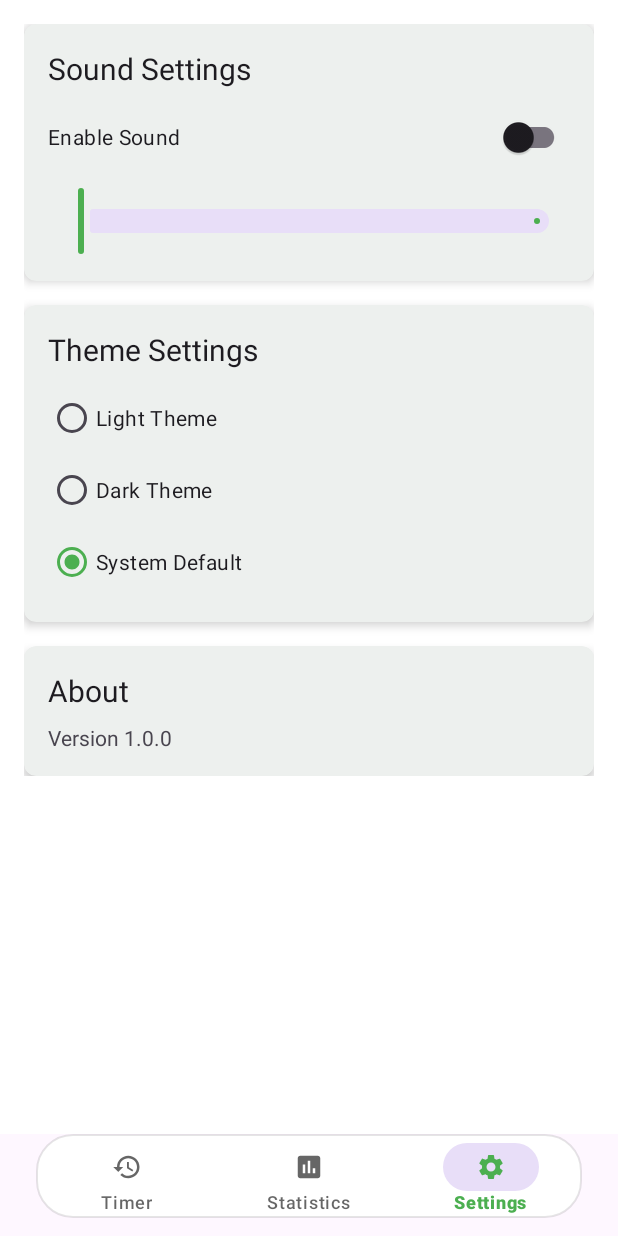
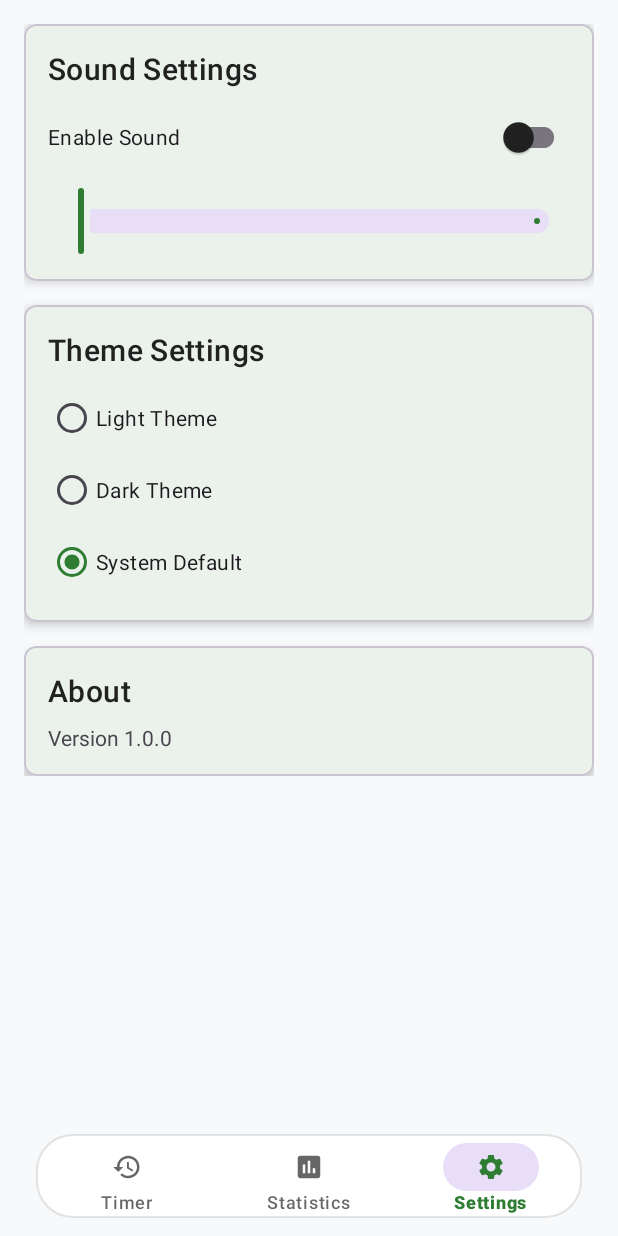
Before and after one commit to double-in/focus_time, an Android app: the SettingsFragment screen opened through its navigation route, on a phone screen of 412 x 824 dp. Run offline under Robolectric (Android 15) with nearby library versions, the light colour scheme and no system bars; our stand-ins replace Dagger/Hilt's generated code, navigation-ui; 3 statements that could not run were skipped.

Commit message:
style: improve theme visual effects for both light and dark modes

```diff
--- a/app/src/main/res/values-night/colors.xml
+++ b/app/src/main/res/values-night/colors.xml
@@ -1,19 +1,24 @@
 <?xml version="1.0" encoding="utf-8"?>
 <resources>
-    <color name="primary">@color/dark_primary</color>
-    <color name="primary_dark">@color/dark_primary_dark</color>
-    <color name="fragment_background">@color/dark_background</color>
-    <color name="bottom_nav_background">@color/dark_surface</color>
-    <color name="bottom_nav_selected">@color/dark_primary</color>
-    <color name="bottom_nav_unselected">#99FFFFFF</color>
+    <color name="primary">#80CBC4</color>
+    <color name="primary_variant">#4F9A94</color>
+    <color name="secondary">#B2DFDB</color>
+    <color name="secondary_variant">#82ABA6</color>
 
-    <color name="text_primary">@color/dark_text_primary</color>
-    <color name="text_secondary">@color/dark_text_secondary</color>
-    <color name="text_hint">#80FFFFFF</color>
+    <color name="background">#121212</color>
+    <color name="surface">#1E1E1E</color>
+    <color name="card_background">#242424</color>
 
-    <color name="progress_track">#1FFFFFFF</color>
-    <color name="progress_indicator">@color/dark_primary</color>
+    <color name="on_primary">#000000</color>
+    <color name="on_secondary">#000000</color>
+    <color name="on_background">#E0E0E0</color>
+    <color name="on_surface">#E0E0E0</color>
 
-    <color name="card_background">@color/dark_card</color>
+    <color name="text_primary">#E0E0E0</color>
+    <color name="text_secondary">#B0B0B0</color>
+    <color name="text_hint">#808080</color>
+
+    <color name="fragment_background">@color/background</color>
+    <color name="bottom_nav_background">#1A1A1A</color>
     <color name="card_stroke">#1FFFFFFF</color>
 </resources>
--- a/app/src/main/res/values-night/styles.xml
+++ b/app/src/main/res/values-night/styles.xml
@@ -1,41 +1,51 @@
 <?xml version="1.0" encoding="utf-8"?>
 <resources>
-    <style name="Theme.FocusTimer" parent="Theme.Material3.DayNight.NoActionBar">
+    <style name="AppTheme" parent="Theme.MaterialComponents.DayNight.NoActionBar">
+        <item name="colorPrimary">@color/primary</item>
+        <item name="colorPrimaryVariant">@color/primary_variant</item>
+        <item name="colorSecondary">@color/secondary</item>
+        <item name="colorSecondaryVariant">@color/secondary_variant</item>
+
+        <item name="android:colorBackground">@color/background</item>
+        <item name="colorSurface">@color/surface</item>
+
+        <item name="colorOnPrimary">@color/on_primary</item>
+        <item name="colorOnSecondary">@color/on_secondary</item>
+        <item name="colorOnBackground">@color/on_background</item>
+        <item name="colorOnSurface">@color/on_surface</item>
+
+        <item name="android:textColorPrimary">@color/text_primary</item>
+        <item name="android:textColorSecondary">@color/text_secondary</item>
+        <item name="android:textColorHint">@color/text_hint</item>
+
+        <item name="android:statusBarColor">@color/background</item>
+        <item name="android:navigationBarColor">@color/bottom_nav_background</item>
         <item name="android:windowLightStatusBar">false</item>
         <item name="android:windowLightNavigationBar">false</item>
-        <item name="android:statusBarColor">@color/dark_background</item>
-        <item name="android:navigationBarColor">@color/dark_background</item>
-        <item name="android:colorBackground">@color/dark_background</item>
-        <item name="colorSurface">@color/dark_surface</item>
-        <item name="android:textColorPrimary">@color/dark_text_primary</item>
-        <item name="android:textColorSecondary">@color/dark_text_secondary</item>
-        <item name="colorPrimary">@color/dark_primary</item>
-        <item name="colorOnPrimary">@color/dark_background</item>
-        <item name="colorSecondary">@color/dark_primary</item>
-        <item name="colorOnSecondary">@color/dark_background</item>
     </style>
 
-    <style name="Widget.App.CardView" parent="Widget.Material3.CardView.Elevated">
-        <item name="cardBackgroundColor">@color/dark_card</item>
+    <style name="CardStyle">
+        <item name="cardBackgroundColor">@color/card_background</item>
+        <item name="cardCornerRadius">12dp</item>
         <item name="cardElevation">2dp</item>
-        <item name="cardCornerRadius">12dp</item>
-        <item name="strokeColor">@color/card_stroke</item>
-        <item name="strokeWidth">1dp</item>
+        <item name="contentPadding">16dp</item>
+        <item name="android:layout_marginBottom">16dp</item>
     </style>
 
-    <style name="TextAppearance.App.Headline5" parent="TextAppearance.Material3.HeadlineMedium">
-        <item name="android:textColor">@color/dark_text_primary</item>
+    <style name="TextAppearance.Stats.Title" parent="TextAppearance.MaterialComponents.Headline6">
+        <item name="android:textColor">@color/text_primary</item>
+        <item name="android:textSize">20sp</item>
+        <item name="android:textStyle">bold</item>
     </style>
 
-    <style name="TextAppearance.App.Headline6" parent="TextAppearance.Material3.HeadlineSmall">
-        <item name="android:textColor">@color/dark_text_primary</item>
+    <style name="TextAppearance.Stats.Value" parent="TextAppearance.MaterialComponents.Body1">
+        <item name="android:textColor">@color/primary</item>
+        <item name="android:textSize">18sp</item>
+        <item name="android:textStyle">bold</item>
     </style>
 
-    <style name="TextAppearance.App.Body1" parent="TextAppearance.Material3.BodyLarge">
-        <item name="android:textColor">@color/dark_text_primary</item>
-    </style>
-
-    <style name="TextAppearance.App.Body2" parent="TextAppearance.Material3.BodyMedium">
-        <item name="android:textColor">@color/dark_text_secondary</item>
+    <style name="TextAppearance.Stats.Label" parent="TextAppearance.MaterialComponents.Body2">
+        <item name="android:textColor">@color/text_secondary</item>
+        <item name="android:textSize">14sp</item>
     </style>
 </resources>
--- a/app/src/main/res/values/colors.xml
+++ b/app/src/main/res/values/colors.xml
@@ -1,25 +1,42 @@
 <?xml version="1.0" encoding="utf-8"?>
 <resources>
+    <!-- Basic Colors -->
+    <color name="white">#FFFFFF</color>
+    <color name="black">#000000</color>
+
     <!-- Light Theme Colors -->
-    <color name="primary">#4CAF50</color>
-    <color name="primary_dark">#388E3C</color>
-    <color name="secondary">#8BC34A</color>
-    <color name="secondary_dark">#689F38</color>
-    <color name="black">#FF000000</color>
-    <color name="white">#FFFFFFFF</color>
+    <color name="primary">#2E7D32</color>
+    <color name="primary_variant">#1B5E20</color>
+    <color name="secondary">#66BB6A</color>
+    <color name="secondary_variant">#43A047</color>
 
-    <!-- Dark Theme Colors -->
-    <color name="dark_primary">#69F0AE</color>
-    <color name="dark_primary_dark">#00C853</color>
-    <color name="dark_background">#121212</color>
-    <color name="dark_surface">#1E1E1E</color>
-    <color name="dark_card">#2D2D2D</color>
-    <color name="dark_text_primary">#E6FFFFFF</color>
-    <color name="dark_text_secondary">#99FFFFFF</color>
+    <color name="background">#F8F9FA</color>
+    <color name="surface">#FFFFFF</color>
+    <color name="card_background">#FFFFFF</color>
 
-    <!-- Common Colors -->
-    <color name="fragment_background">@color/white</color>
-    <color name="bottom_nav_background">#FFFFFF</color>
+    <color name="on_primary">#FFFFFF</color>
+    <color name="on_secondary">#000000</color>
+    <color name="on_background">#212121</color>
+    <color name="on_surface">#212121</color>
+
+    <color name="text_primary">#212121</color>
+    <color name="text_secondary">#757575</color>
+    <color name="text_hint">#9E9E9E</color>
+
+    <color name="fragment_background">@color/background</color>
+    <color name="bottom_nav_background">@color/surface</color>
     <color name="bottom_nav_selected">@color/primary</color>
     <color name="bottom_nav_unselected">#757575</color>
+    <color name="card_stroke">#1F000000</color>
+
+    <!-- Elevation Overlays -->
+    <color name="elevation_01dp">#FFFFFF</color>
+    <color name="elevation_02dp">#FFFFFF</color>
+    <color name="elevation_03dp">#FFFFFF</color>
+    <color name="elevation_04dp">#FFFFFF</color>
+    <color name="elevation_06dp">#FFFFFF</color>
+    <color name="elevation_08dp">#FFFFFF</color>
+    <color name="elevation_12dp">#FFFFFF</color>
+    <color name="elevation_16dp">#FFFFFF</color>
+    <color name="elevation_24dp">#FFFFFF</color>
 </resources>
--- a/app/src/main/res/values/styles.xml
+++ b/app/src/main/res/values/styles.xml
@@ -2,26 +2,27 @@
 <resources>
     <style name="Theme.FocusTimer" parent="Theme.Material3.DayNight.NoActionBar">
         <item name="colorPrimary">@color/primary</item>
-        <item name="colorPrimaryVariant">@color/primary_dark</item>
-        <item name="colorOnPrimary">@color/white</item>
+        <item name="colorPrimaryVariant">@color/primary_variant</item>
+        <item name="colorOnPrimary">@color/on_primary</item>
         <item name="colorSecondary">@color/secondary</item>
-        <item name="colorSecondaryVariant">@color/secondary_dark</item>
-        <item name="colorOnSecondary">@color/black</item>
+        <item name="colorSecondaryVariant">@color/secondary_variant</item>
+        <item name="colorOnSecondary">@color/on_secondary</item>
+
+        <item name="android:colorBackground">@color/background</item>
+        <item name="colorSurface">@color/surface</item>
+        <item name="colorOnBackground">@color/on_background</item>
+        <item name="colorOnSurface">@color/on_surface</item>
+
+        <item name="android:textColorPrimary">@color/text_primary</item>
+        <item name="android:textColorSecondary">@color/text_secondary</item>
+        <item name="android:textColorHint">@color/text_hint</item>
+
         <item name="android:statusBarColor">@android:color/transparent</item>
         <item name="android:navigationBarColor">@android:color/transparent</item>
         <item name="android:windowLightStatusBar">true</item>
         <item name="android:windowLightNavigationBar">true</item>
         <item name="android:enforceStatusBarContrast">false</item>
         <item name="android:enforceNavigationBarContrast">false</item>
-
-        <!-- Card styles -->
-        <item name="materialCardViewStyle">@style/Widget.App.CardView</item>
-
-        <!-- Text styles -->
-        <item name="textAppearanceHeadline5">@style/TextAppearance.App.Headline5</item>
-        <item name="textAppearanceHeadline6">@style/TextAppearance.App.Headline6</item>
-        <item name="textAppearanceBody1">@style/TextAppearance.App.Body1</item>
-        <item name="textAppearanceBody2">@style/TextAppearance.App.Body2</item>
     </style>
 
     <style name="Theme.FocusTimer.NoActionBar">
@@ -29,54 +30,41 @@
         <item name="windowNoTitle">true</item>
     </style>
 
-    <style name="Widget.App.CardView" parent="Widget.Material3.CardView.Elevated">
-        <item name="cardBackgroundColor">?attr/colorSurface</item>
-        <item name="cardElevation">2dp</item>
-        <item name="cardCornerRadius">12dp</item>
-    </style>
-
-    <style name="TextAppearance.App.Headline5" parent="TextAppearance.Material3.HeadlineMedium">
-        <item name="android:textColor">?android:attr/textColorPrimary</item>
-        <item name="android:textSize">24sp</item>
-    </style>
-
-    <style name="TextAppearance.App.Headline6" parent="TextAppearance.Material3.HeadlineSmall">
-        <item name="android:textColor">?android:attr/textColorPrimary</item>
-        <item name="android:textSize">20sp</item>
-    </style>
-
-    <style name="TextAppearance.App.Body1" parent="TextAppearance.Material3.BodyLarge">
-        <item name="android:textColor">?android:attr/textColorPrimary</item>
-    </style>
-
-    <style name="TextAppearance.App.Body2" parent="TextAppearance.Material3.BodyMedium">
-        <item name="android:textColor">?android:attr/textColorSecondary</item>
-    </style>
-
-    <style name="DialogTheme" parent="ThemeOverlay.Material3.Dialog.Alert">
-        <item name="android:windowMinWidthMajor">90%</item>
-        <item name="android:windowMinWidthMinor">90%</item>
-        <item name="materialAlertDialogTitleTextStyle">@style/DialogTitleStyle</item>
-        <item name="buttonBarPositiveButtonStyle">@style/DialogButtonStyle</item>
-        <item name="buttonBarNegativeButtonStyle">@style/DialogButtonStyle</item>
-    </style>
-
-    <style name="DialogTitleStyle" parent="MaterialAlertDialog.Material3.Title.Text">
-        <item name="android:textAlignment">center</item>
-        <item name="android:textSize">24sp</item>
-        <item name="android:textStyle">bold</item>
+    <style name="CardStyle">
+        <item name="cardBackgroundColor">@color/card_background</item>
+        <item name="cardCornerRadius">16dp</item>
+        <item name="cardElevation">4dp</item>
+        <item name="contentPadding">20dp</item>
+        <item name="android:layout_marginStart">16dp</item>
+        <item name="android:layout_marginEnd">16dp</item>
         <item name="android:layout_marginBottom">16dp</item>
     </style>
 
-    <style name="DialogButtonStyle" parent="Widget.Material3.Button.TextButton.Dialog">
-        <item name="android:textColor">?attr/colorPrimary</item>
-        <item name="android:textSize">16sp</item>
-        <item name="android:letterSpacing">0</item>
-        <item name="android:textAllCaps">false</item>
+    <style name="TextAppearance.Stats.Title" parent="TextAppearance.MaterialComponents.Headline6">
+        <item name="android:textColor">@color/text_primary</item>
+        <item name="android:textSize">22sp</item>
+        <item name="android:textStyle">bold</item>
+        <item name="android:letterSpacing">-0.01</item>
     </style>
 
-    <style name="DialogAnimation">
-        <item name="android:windowEnterAnimation">@anim/slide_up</item>
-        <item name="android:windowExitAnimation">@anim/slide_down</item>
+    <style name="TextAppearance.Stats.Value" parent="TextAppearance.MaterialComponents.Body1">
+        <item name="android:textColor">@color/primary</item>
+        <item name="android:textSize">20sp</item>
+        <item name="android:textStyle">bold</item>
+        <item name="android:letterSpacing">-0.01</item>
+    </style>
+
+    <style name="TextAppearance.Stats.Label" parent="TextAppearance.MaterialComponents.Body2">
+        <item name="android:textColor">@color/text_secondary</item>
+        <item name="android:textSize">14sp</item>
+        <item name="android:letterSpacing">0.01</item>
+    </style>
+
+    <style name="BottomNavigationView" parent="Widget.Material3.BottomNavigationView">
+        <item name="itemIconTint">@color/bottom_nav_item_color</item>
+        <item name="itemTextColor">@color/bottom_nav_item_color</item>
+        <item name="itemRippleColor">@color/primary</item>
+        <item name="itemActiveIndicatorStyle">@null</item>
+        <item name="elevation">8dp</item>
     </style>
 </resources>
```
